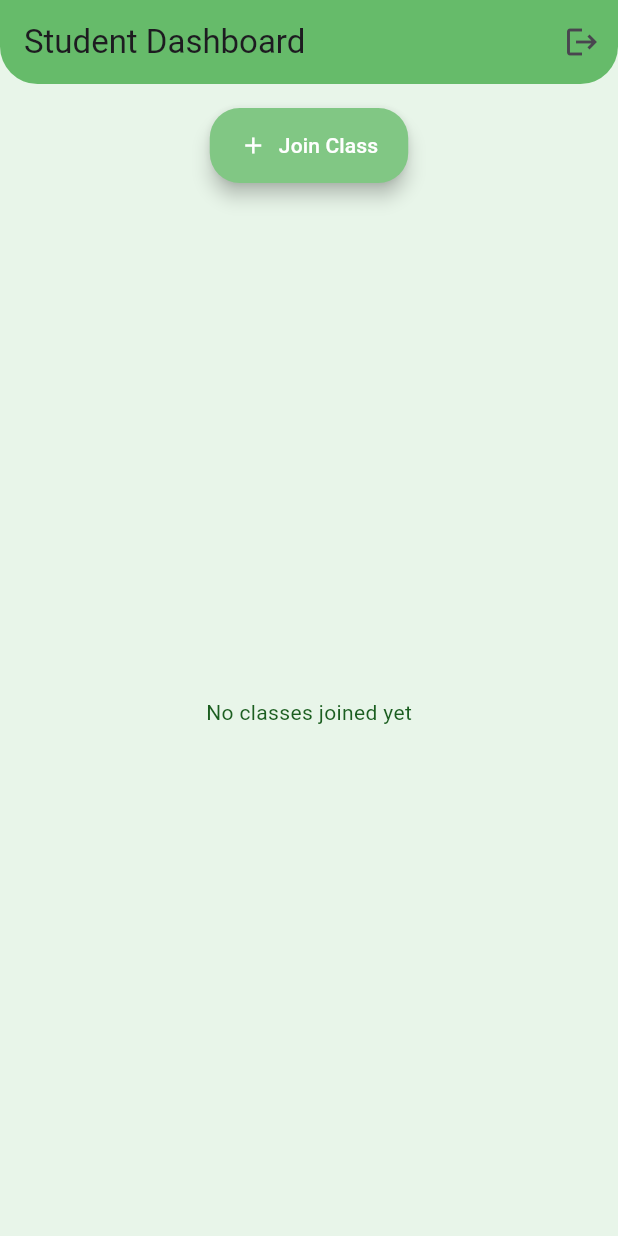
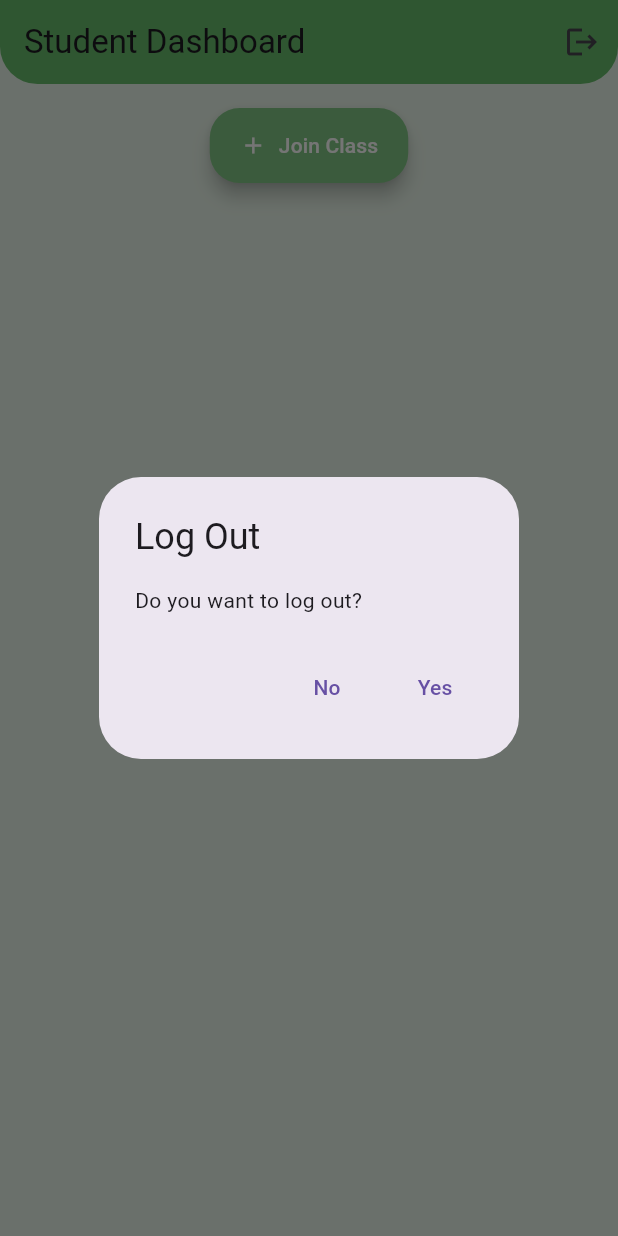
Before and after one commit to YuzuuDev/attendancesheyt, a Flutter app: the StudentDashboard screen opened directly, after a tap on the "logout" icon, on a phone screen of 412 x 824 dp. Run offline on Flutter 3.47's test engine with Material 3 defaults, Android fonts, the phone set to English and light mode, and no system bars; our stand-ins replace supabase_flutter; accounts and stored records are empty.

Commit message:
Update student_dashboard.dart

```diff
--- a/lib/screens/students/student_dashboard.dart
+++ b/lib/screens/students/student_dashboard.dart
@@ -3,6 +3,7 @@ import '../../services/class_service.dart';
 import '../../services/auth_service.dart';
 import '../../supabase_client.dart';
 import 'join_class_screen.dart';
+import '../login_screen.dart';
 
 class StudentDashboard extends StatefulWidget {
   @override
@@ -30,28 +31,57 @@ class _StudentDashboardState extends State<StudentDashboard> {
     });
   }
 
+  /// ✅ FIXED LOGOUT WITH CONFIRMATION DIALOG
   void _logout() async {
-    await authService.signOut();
-    Navigator.pushReplacementNamed(context, '/login');
+    final shouldLogout = await showDialog<bool>(
+      context: context,
+      builder: (_) => AlertDialog(
+        title: const Text("Log Out"),
+        content: const Text("Do you want to log out?"),
+        actions: [
+          TextButton(
+            onPressed: () => Navigator.pop(context, false),
+            child: const Text("No"),
+          ),
+          TextButton(
+            onPressed: () => Navigator.pop(context, true),
+            child: const Text("Yes"),
+          ),
+        ],
+      ),
+    );
+
+    if (shouldLogout == true) {
+      await authService.signOut();
+      Navigator.pushAndRemoveUntil(
+        context,
+        MaterialPageRoute(builder: (_) => LoginScreen()),
+        (route) => false,
+      );
+    }
   }
 
   @override
   Widget build(BuildContext context) {
-    if (isLoading) return Scaffold(body: Center(child: CircularProgressIndicator()));
+    if (isLoading) {
+      return const Scaffold(
+        body: Center(child: CircularProgressIndicator()),
+      );
+    }
 
     return Scaffold(
       backgroundColor: Colors.green[50],
       appBar: AppBar(
-        title: Text("Student Dashboard"),
+        title: const Text("Student Dashboard"),
         backgroundColor: Colors.green[400],
-        shape: RoundedRectangleBorder(
+        shape: const RoundedRectangleBorder(
           borderRadius: BorderRadius.vertical(bottom: Radius.circular(25)),
         ),
         actions: [
           IconButton(
-            icon: Icon(Icons.logout),
-            onPressed: _logout,
+            icon: const Icon(Icons.logout),
             tooltip: "Logout",
+            onPressed: _logout, // ✅ WORKING NOW
           ),
         ],
       ),
@@ -62,12 +92,17 @@ class _StudentDashboardState extends State<StudentDashboard> {
             ElevatedButton.icon(
               style: ElevatedButton.styleFrom(
                 backgroundColor: Colors.green[300],
-                shape: RoundedRectangleBorder(borderRadius: BorderRadius.circular(20)),
-                padding: EdgeInsets.symmetric(vertical: 15, horizontal: 20),
+                shape: RoundedRectangleBorder(
+                  borderRadius: BorderRadius.circular(20),
+                ),
+                padding: const EdgeInsets.symmetric(vertical: 15, horizontal: 20),
                 elevation: 5,
               ),
-              icon: Icon(Icons.add, color: Colors.white),
-              label: Text("Join Class", style: TextStyle(color: Colors.white)),
+              icon: const Icon(Icons.add, color: Colors.white),
+              label: const Text(
+                "Join Class",
+                style: TextStyle(color: Colors.white),
+              ),
               onPressed: () {
                 Navigator.push(
                   context,
@@ -75,20 +110,30 @@ class _StudentDashboardState extends State<StudentDashboard> {
                 ).then((_) => _loadClasses());
               },
             ),
-            SizedBox(height: 20),
+            const SizedBox(height: 20),
             Expanded(
               child: classes.isEmpty
-                  ? Center(child: Text("No classes joined yet", style: TextStyle(color: Colors.green[900])))
+                  ? Center(
+                      child: Text(
+                        "No classes joined yet",
+                        style: TextStyle(color: Colors.green[900]),
+                      ),
+                    )
                   : ListView.builder(
                       itemCount: classes.length,
                       itemBuilder: (_, index) {
                         final cls = classes[index]['classes'];
                         return Card(
-                          shape: RoundedRectangleBorder(borderRadius: BorderRadius.circular(20)),
+                          shape: RoundedRectangleBorder(
+                            borderRadius: BorderRadius.circular(20),
+                          ),
                           color: Colors.green[100],
-                          margin: EdgeInsets.symmetric(vertical: 8),
+                          margin: const EdgeInsets.symmetric(vertical: 8),
                           child: ListTile(
-                            title: Text(cls['name'], style: TextStyle(fontWeight: FontWeight.bold)),
+                            title: Text(
+                              cls['name'],
+                              style: const TextStyle(fontWeight: FontWeight.bold),
+                            ),
                             subtitle: Text("Code: ${cls['code']}"),
                           ),
                         );
```
